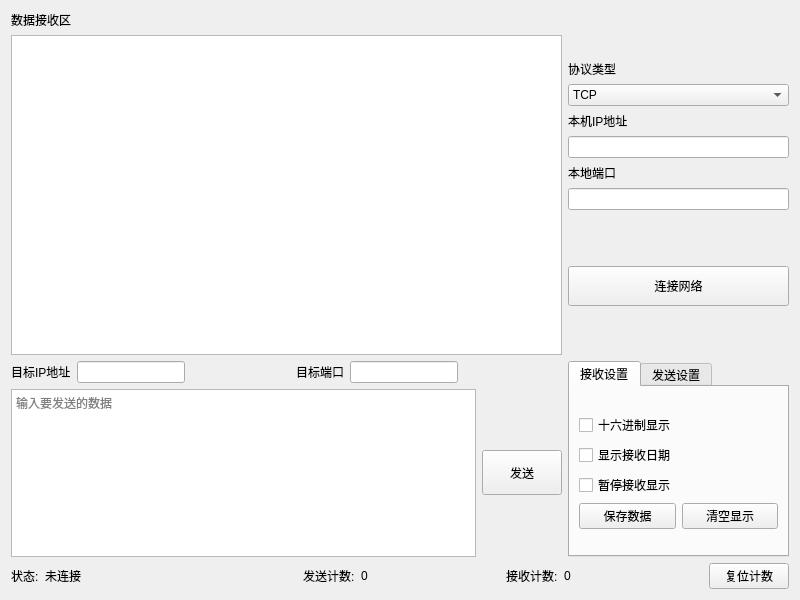
Old version of the form UI/MainWindowUI.ui in the repository muziing/NetAssist_PyQt.
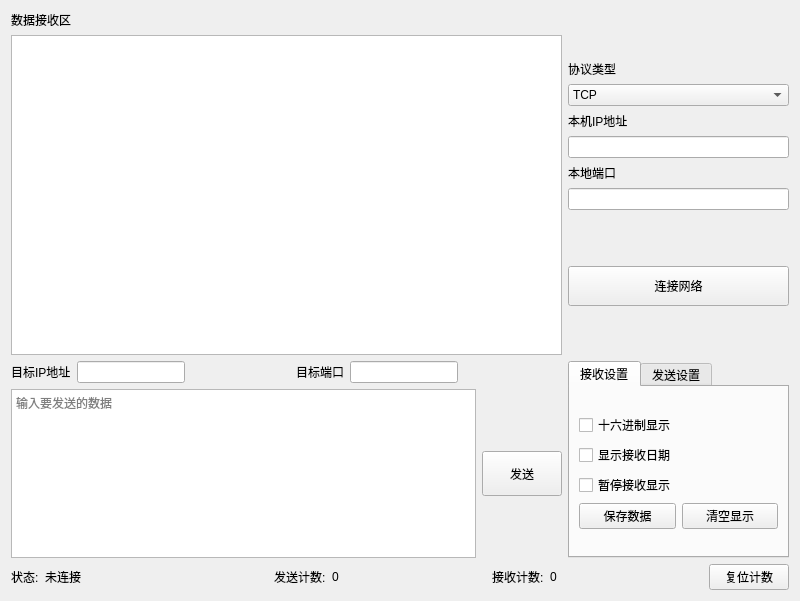
New version of the form. Icons and pictures are not drawn.

```diff
--- a/UI/MainWindowUI.ui
+++ b/UI/MainWindowUI.ui
@@ -7,7 +7,7 @@
     <x>0</x>
     <y>0</y>
     <width>800</width>
-    <height>600</height>
+    <height>601</height>
    </rect>
   </property>
   <property name="minimumSize">
@@ -441,9 +441,30 @@
        </item>
        <item>
         <widget class="QLabel" name="SendCounterLabel">
+         <property name="sizePolicy">
+          <sizepolicy hsizetype="Fixed" vsizetype="Preferred">
+           <horstretch>0</horstretch>
+           <verstretch>0</verstretch>
+          </sizepolicy>
+         </property>
+         <property name="minimumSize">
+          <size>
+           <width>50</width>
+           <height>0</height>
+          </size>
+         </property>
+         <property name="maximumSize">
+          <size>
+           <width>50</width>
+           <height>16777215</height>
+          </size>
+         </property>
          <property name="text">
           <string>0</string>
          </property>
+         <property name="alignment">
+          <set>Qt::AlignLeading|Qt::AlignLeft|Qt::AlignVCenter</set>
+         </property>
          <property name="textInteractionFlags">
           <set>Qt::LinksAccessibleByMouse|Qt::TextSelectableByMouse</set>
          </property>
@@ -470,10 +491,31 @@
         </widget>
        </item>
        <item>
-        <widget class="QLabel" name="ReceieveCounterLabel">
+        <widget class="QLabel" name="ReceiveCounterLabel">
+         <property name="sizePolicy">
+          <sizepolicy hsizetype="Fixed" vsizetype="Preferred">
+           <horstretch>0</horstretch>
+           <verstretch>0</verstretch>
+          </sizepolicy>
+         </property>
+         <property name="minimumSize">
+          <size>
+           <width>50</width>
+           <height>0</height>
+          </size>
+         </property>
+         <property name="maximumSize">
+          <size>
+           <width>50</width>
+           <height>16777215</height>
+          </size>
+         </property>
          <property name="text">
           <string>0</string>
          </property>
+         <property name="alignment">
+          <set>Qt::AlignLeading|Qt::AlignLeft|Qt::AlignVCenter</set>
+         </property>
          <property name="textInteractionFlags">
           <set>Qt::LinksAccessibleByMouse|Qt::TextSelectableByMouse</set>
          </property>
```
Left out of the diff: 2 changed lines with no effect on the pictures.
